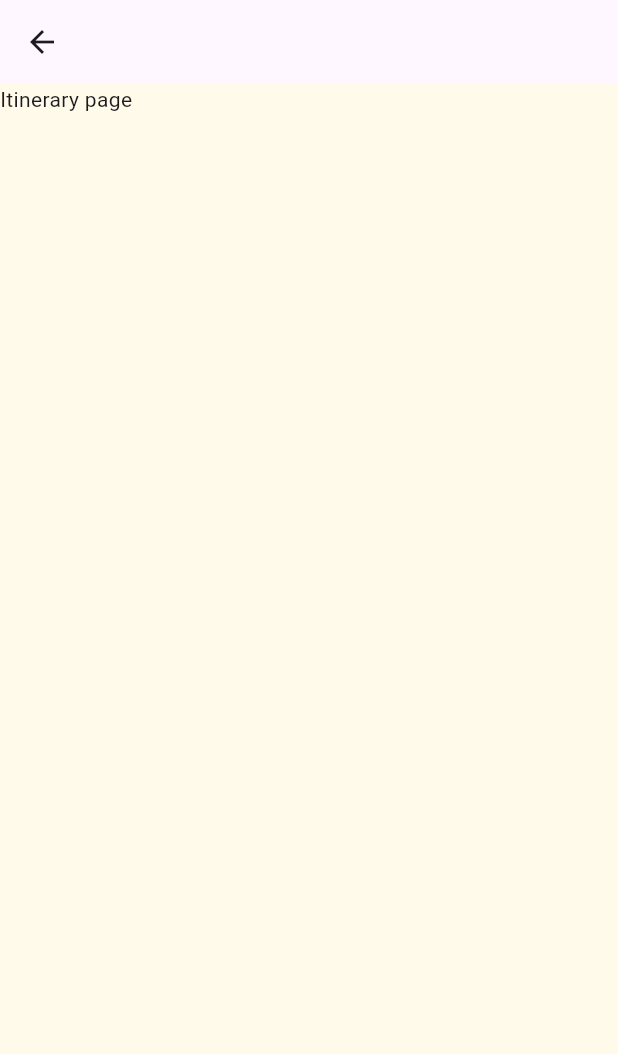
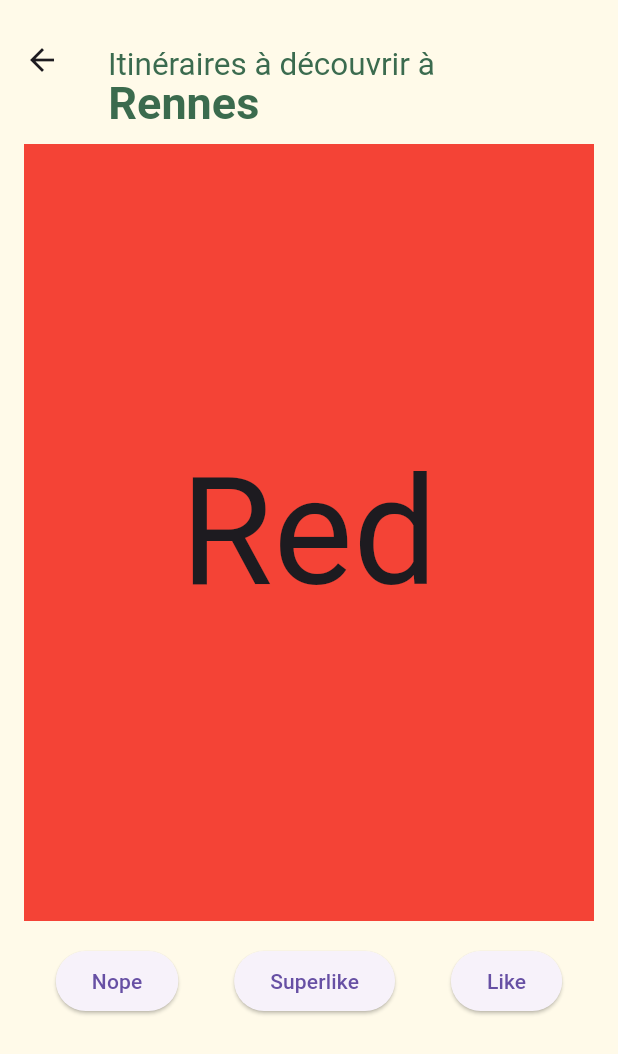
Before and after one commit to davg80/lamna_flutter, a Flutter app: the ItineraryPage screen opened directly, on a phone screen of 412 x 824 dp. Shown: the top 1054 px of the screen. Run offline on Flutter 3.47's test engine with Material 3 defaults, Android fonts, the light colour scheme and no system bars; drawn by our look-alikes of swipe_cards; our stand-ins replace carousel_slider; Roboto replaces fonts that are missing (Clash Display Variable).

Commit message:
Swipe items example

```diff
--- a/lib/pages/itinerary_page.dart
+++ b/lib/pages/itinerary_page.dart
@@ -1,4 +1,8 @@
 import 'package:flutter/material.dart';
+import 'package:lamna/utils/constants/color_constants.dart';
+import 'package:lamna/utils/widgets/itinerary/title_itinerary.dart';
+import 'package:swipe_cards/draggable_card.dart';
+import 'package:swipe_cards/swipe_cards.dart';
 
 class ItineraryPage extends StatefulWidget {
   const ItineraryPage({super.key});
@@ -8,16 +12,117 @@ class ItineraryPage extends StatefulWidget {
 }
 
 class _ItineraryPageState extends State<ItineraryPage> {
+  final List<SwipeItem> _swipeItems = [];
+  late MatchEngine _matchEngine;
+  final GlobalKey<ScaffoldState> _scaffoldKey = GlobalKey();
+  final List<String> _names = ["Red", "Blue", "Green", "Yellow", "Orange"];
+  final List<Color> _colors = [
+    Colors.red,
+    Colors.blue,
+    Colors.green,
+    Colors.yellow,
+    Colors.orange
+  ];
+
   @override
   void initState() {
+    for (int i = 0; i < _names.length; i++) {
+      _swipeItems.add(
+        SwipeItem(
+            content: Content(text: _names[i], color: _colors[i]),
+            likeAction: () {
+              ScaffoldMessenger.of(context).showSnackBar(
+                SnackBar(
+                  content: Text("Liked ${_names[i]}"),
+                  duration: const Duration(milliseconds: 500),
+                ),
+              );
+            },
+            nopeAction: () {
+              ScaffoldMessenger.of(context).showSnackBar(
+                SnackBar(
+                  content: Text("Nope ${_names[i]}"),
+                  duration: const Duration(milliseconds: 500),
+                ),
+              );
+            },
+            superlikeAction: () {
+              ScaffoldMessenger.of(context).showSnackBar(
+                SnackBar(
+                  content: Text("Superliked ${_names[i]}"),
+                  duration: const Duration(milliseconds: 500),
+                ),
+              );
+            },
+            onSlideUpdate: (SlideRegion? region) async {
+              print("Region $region");
+            }),
+      );
+    }
+
+    _matchEngine = MatchEngine(swipeItems: _swipeItems);
     super.initState();
   }
 
   @override
   Widget build(BuildContext context) {
     return Scaffold(
-      appBar: AppBar(),
-      body: const Text('Itinerary page'),
+      key: _scaffoldKey,
+      appBar: AppBar(
+        title: const Padding(
+          padding: EdgeInsets.only(top: 18.0),
+          child: TitleItinerary(),
+        ),
+        backgroundColor: ColorConstants.lightScaffoldBackgroundColor,
+        elevation: 0,
+        toolbarHeight: 80,
+      ),
+      body: SingleChildScrollView(
+        child: Column(children: [
+          SizedBox(
+            height: 550,
+            child: SwipeCards(
+              matchEngine: _matchEngine,
+              itemBuilder: (BuildContext context, int index) {
+                return Container(
+                  alignment: Alignment.center,
+                  color: _swipeItems[index].content.color,
+                  child: Text(
+                    _swipeItems[index].content.text,
+                    style: const TextStyle(fontSize: 100),
+                  ),
+                );
+              },
+              onStackFinished: () {
+                ScaffoldMessenger.of(context).showSnackBar(const SnackBar(
+                  content: Text("Stack Finished"),
+                  duration: Duration(milliseconds: 500),
+                ));
+              },
+              itemChanged: (SwipeItem item, int index) {
+                print("item: ${item.content.text}, index: $index");
+              },
+              upSwipeAllowed: true,
+              fillSpace: true,
+            ),
+          ),
+          Row(
+            mainAxisAlignment: MainAxisAlignment.spaceEvenly,
+            children: [
+              ElevatedButton(onPressed: () {}, child: const Text("Nope")),
+              ElevatedButton(onPressed: () {}, child: const Text("Superlike")),
+              ElevatedButton(onPressed: () {}, child: const Text("Like"))
+            ],
+          )
+        ]),
+      ),
     );
   }
 }
+
+class Content {
+  final String text;
+  final Color color;
+
+  Content({required this.text, required this.color});
+}
--- /dev/null
+++ b/lib/utils/widgets/itinerary/title_itinerary.dart
@@ -0,0 +1,48 @@
+import 'package:flutter/material.dart';
+import 'package:lamna/utils/constants/color_constants.dart';
+
+class TitleItinerary extends StatelessWidget {
+  const TitleItinerary({
+    super.key,
+  });
+
+  @override
+  Widget build(BuildContext context) {
+    return Column(
+      children: [
+        Text.rich(
+          textAlign: TextAlign.start,
+          style: TextStyle(
+              color: ColorConstants.greenDarkAppColor), //style for all textspan
+          TextSpan(
+            children: [
+              TextSpan(
+                text: "Itinéraires à découvrir à ",
+                style: TextStyle(
+                    fontSize: 21,
+                    color: ColorConstants.greenDarkAppColor,
+                    fontWeight: FontWeight.w400),
+              ),
+            ],
+          ),
+        ),
+        Container(
+          transform: Matrix4.translationValues(-68, 0, 0),
+          child: const Padding(
+            padding: EdgeInsets.only(top: 12.0, left: 14.0),
+            child: Text(
+              'Rennes',
+              style: TextStyle(
+                color: Color(0xFF3B6B4E),
+                fontSize: 30,
+                fontFamily: 'Clash Display Variable',
+                fontWeight: FontWeight.w600,
+                height: 0.04,
+              ),
+            ),
+          ),
+        ),
+      ],
+    );
+  }
+}
--- a/pubspec.yaml
+++ b/pubspec.yaml
@@ -11,6 +11,7 @@ dependencies:
   flutter:
     sdk: flutter
   provider: ^6.1.1
+  swipe_cards: ^2.0.0+1
 
 dev_dependencies:
   flutter_test:
@@ -38,6 +39,8 @@ flutter:
     - assets/pictures/brest.png
     - assets/pictures/lorient.png
     - assets/json/cities.json
+    - assets/pictures/itinerary/itinerary1.png
+    - assets/pictures/itinerary/itinerary2.png
   fonts:
     - family: ClashDisplay
       fonts:
```
Also changed, not shown: assets/pictures/itinerary/itinerary1.png (added), assets/pictures/itinerary/itinerary2.png (added), pubspec.lock.
